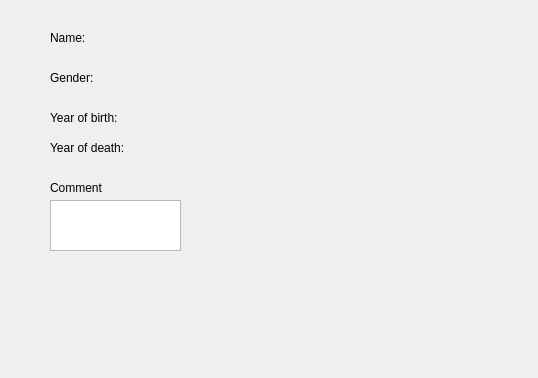
ManiSigt/Verklegt-nams, file infoscientistdialog.ui: the form before one commit.
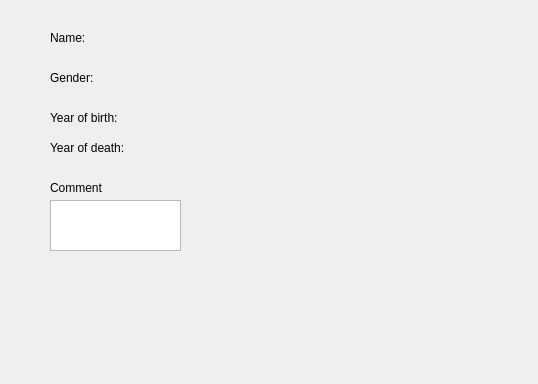
The form after the commit.

```diff
--- a/infoscientistdialog.ui
+++ b/infoscientistdialog.ui
@@ -7,7 +7,7 @@
     <x>0</x>
     <y>0</y>
     <width>538</width>
-    <height>378</height>
+    <height>384</height>
    </rect>
   </property>
   <property name="windowTitle">
```
